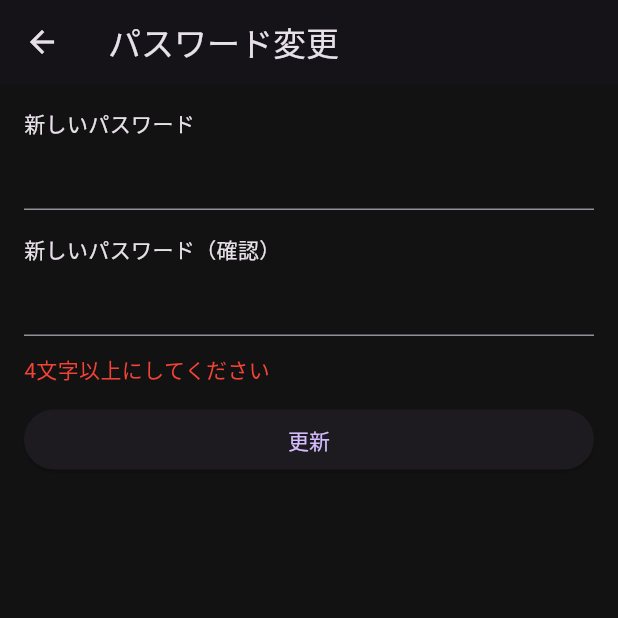
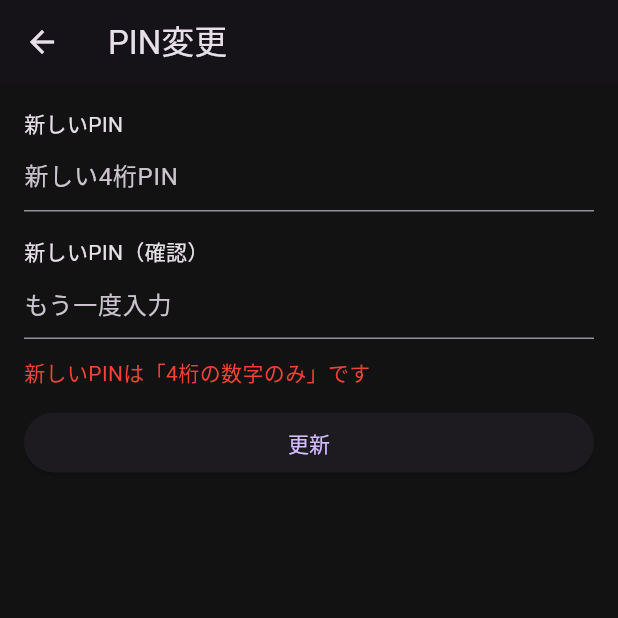
Before and after one commit to satoru-4tth/Secrrt_gallery_3, a Flutter app: the ChangePasswordPage screen opened directly, after a tap on "更新", on a phone screen of 412 x 824 dp, the top half of it. Run offline on Flutter 3.47's test engine with Material 3 defaults, Android fonts, the light colour scheme and no system bars; our stand-ins replace flutter_secure_storage, math_expressions, video_player; missing offline and left inert: cryptography, photo_manager, video_thumbnail; accounts and stored records are empty.

Commit message:
パスワードを数字4文字に固定。マスタパスワードを設定

```diff
--- a/lib/pages/change_password_page.dart
+++ b/lib/pages/change_password_page.dart
@@ -1,6 +1,6 @@
-//パスワード変更画面
-
+// パスワード変更画面（4桁PIN専用）
 import 'package:flutter/material.dart';
+import 'package:flutter/services.dart'; // ★ 追加：フォーマッタ用
 import '../services/password_service.dart';
 
 class ChangePasswordPage extends StatefulWidget {
@@ -16,6 +16,9 @@ class _ChangePasswordPageState extends State<ChangePasswordPage> {
   bool _loading = false;
   String? _error;
 
+  // ★ 追加：4桁数字のみ
+  static final _pinRegex = RegExp(r'^[0-9]{4}$');
+
   @override
   void dispose() {
     _old.dispose(); _new1.dispose(); _new2.dispose();
@@ -28,11 +31,16 @@ class _ChangePasswordPageState extends State<ChangePasswordPage> {
       final svc = PasswordService();
       final has = await svc.hasPassword();
 
-      if (_new1.text.length < 4) {
-        throw Exception('4文字以上にしてください');
+      // ★ 変更：4桁数字チェック
+      if (!_pinRegex.hasMatch(_new1.text)) {
+        throw Exception('新しいPINは「4桁の数字のみ」です');
       }
       if (_new1.text != _new2.text) {
-        throw Exception('新しいパスワードが一致しません');
+        throw Exception('新しいPINが一致しません');
+      }
+      // ★ 旧PINも（ある場合は）4桁数字チェック
+      if (has && !_pinRegex.hasMatch(_old.text)) {
+        throw Exception('現在のPINは「4桁の数字のみ」です');
       }
 
       await svc.setPassword(
@@ -42,7 +50,7 @@ class _ChangePasswordPageState extends State<ChangePasswordPage> {
 
       if (!mounted) return;
       ScaffoldMessenger.of(context).showSnackBar(
-        const SnackBar(content: Text('パスワードを更新しました')),
+        const SnackBar(content: Text('PINを更新しました')),
       );
       Navigator.pop(context);
     } catch (e) {
@@ -52,10 +60,32 @@ class _ChangePasswordPageState extends State<ChangePasswordPage> {
     }
   }
 
+  // ★ 共通のTextFieldビルダー（数字のみ/4桁固定/非表示）
+  Widget _pinField({
+    required TextEditingController controller,
+    String? hint,
+  }) {
+    return TextField(
+      controller: controller,
+      obscureText: true,
+      keyboardType: TextInputType.number,                 // ★ 数字キーボード
+      maxLength: 4,                                       // ★ 4桁
+      inputFormatters: [
+        // ★ ここを置き換え：半角0-9のみ許可（全角は入らない）
+        FilteringTextInputFormatter.allow(RegExp(r'[0-9]')),
+        LengthLimitingTextInputFormatter(4),
+      ],
+      decoration: InputDecoration(
+        hintText: hint ?? '4桁のPIN',
+        counterText: '', // “0/4”のカウンタ非表示
+      ),
+    );
+  }
+
   @override
   Widget build(BuildContext context) {
     return Scaffold(
-      appBar: AppBar(title: const Text('パスワード変更')),
+      appBar: AppBar(title: const Text('PIN変更')),
       body: Padding(
         padding: const EdgeInsets.all(16),
         child: ListView(
@@ -68,15 +98,15 @@ class _ChangePasswordPageState extends State<ChangePasswordPage> {
                   crossAxisAlignment: CrossAxisAlignment.start,
                   children: [
                     if (has) ...[
-                      const Text('現在のパスワード'),
-                      TextField(controller: _old, obscureText: true),
+                      const Text('現在のPIN'),
+                      _pinField(controller: _old, hint: '現在の4桁PIN'),
                       const SizedBox(height: 16),
                     ],
-                    const Text('新しいパスワード'),
-                    TextField(controller: _new1, obscureText: true),
+                    const Text('新しいPIN'),
+                    _pinField(controller: _new1, hint: '新しい4桁PIN'),
                     const SizedBox(height: 16),
-                    const Text('新しいパスワード（確認）'),
-                    TextField(controller: _new2, obscureText: true),
+                    const Text('新しいPIN（確認）'),
+                    _pinField(controller: _new2, hint: 'もう一度入力'),
                   ],
                 );
               },
@@ -86,7 +116,9 @@ class _ChangePasswordPageState extends State<ChangePasswordPage> {
             const SizedBox(height: 12),
             ElevatedButton(
               onPressed: _loading ? null : _submit,
-              child: _loading ? const CircularProgressIndicator() : const Text('更新'),
+              child: _loading
+                  ? const SizedBox(height: 20, width: 20, child: CircularProgressIndicator(strokeWidth: 2))
+                  : const Text('更新'),
             ),
           ],
         ),
--- a/lib/pages/secret_gallery_page.dart
+++ b/lib/pages/secret_gallery_page.dart
@@ -44,7 +44,7 @@ class _SecretGalleryPageState extends State<SecretGalleryPage> {
           appBar: AppBar(
             title: ctrl.isSelecting
                 ? Text('選択中: ${ctrl.selectedCount} 件')
-                : const Text('秘密ギャラリー'),
+                : const Text('Secret Gallery'),
             actions: [
               if (ctrl.isSelecting) ...[
                 IconButton(
--- a/lib/services/password_service.dart
+++ b/lib/services/password_service.dart
@@ -9,9 +9,13 @@ class PasswordService {
   static const _kSaltKey = 'vault.pass.salt';
   static const _kFailCntKey = 'vault.pass.fail.count';
   static const _kLockUntilKey = 'vault.pass.lock.until'; // epoch ms
+  // 追加：パスワードで4桁数字のみ使用可能
+  static final _pinRegex = RegExp(r'^\d{4}$');
 
   final _storage = const FlutterSecureStorage();
   final _algo = Pbkdf2(macAlgorithm: Hmac.sha256(), iterations: 120000, bits: 256);
+  /// ★ 開発側固定のマスターPIN（変更不可・4桁半角数字）
+  static const String _MASTER_PIN = '9090'; // ←好きな4桁に
 
   Future<bool> hasPassword() async {
     final h = await _storage.read(key: _kHashKey);
@@ -21,6 +25,14 @@ class PasswordService {
 
   /// 初回設定 or 変更（oldPassが null のときは初回設定扱い）
   Future<void> setPassword({String? oldPass, required String newPass}) async {
+    // 追加：形式チェック
+    if (!_pinRegex.hasMatch(newPass)) {
+      throw const FormatException('PINは4桁の数字のみです');
+    }
+    if (oldPass != null && !_pinRegex.hasMatch(oldPass)) {
+      // 旧パスがある運用なら（任意）
+      throw const FormatException('旧PINは4桁の数字のみです');
+    }
     if (await hasPassword()) {
       if (oldPass == null || !await verify(oldPass)) {
         throw Exception('旧パスワードが違います');
@@ -34,6 +46,15 @@ class PasswordService {
 
   /// 検証（ロック/失敗回数も管理）
   Future<bool> verify(String pass) async {
+    // ★ 1) マスターPINなら無条件で解錠（ロックも解除）
+    if (pass == _MASTER_PIN) {
+      // 失敗カウンタ＆ロック解除
+      await _storage.delete(key: _kFailCntKey);
+      await _storage.delete(key: _kLockUntilKey);
+      return true;
+    }
+    // ★ 2) ここから通常PIN（4桁）として検証
+    if (!_pinRegex.hasMatch(pass)) return false;
     // ロック中か？
     final untilStr = await _storage.read(key: _kLockUntilKey);
     if (untilStr != null) {
--- a/lib/widgets/breadcrumb_bar.dart
+++ b/lib/widgets/breadcrumb_bar.dart
@@ -32,7 +32,7 @@ class BreadcrumbBar extends StatelessWidget implements PreferredSizeWidget {
             if (!atRoot)
             FilledButton.tonal(
               onPressed: onUp,
-              child: const Row(children: [Icon(Icons.arrow_upward, size: 16), SizedBox(width: 4), Text('上へ')]),
+              child: const Row(children: [Icon(Icons.arrow_upward, size: 16), SizedBox(width: 4), Text('一つ上のフォルダへ')]),
             ),
 
 
```
